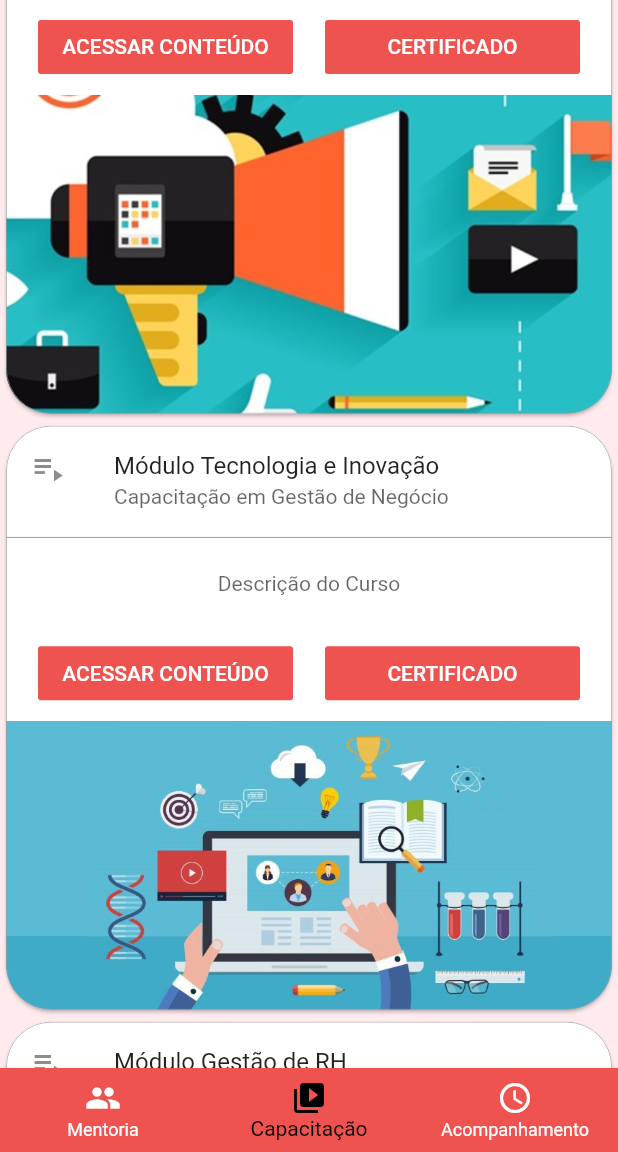
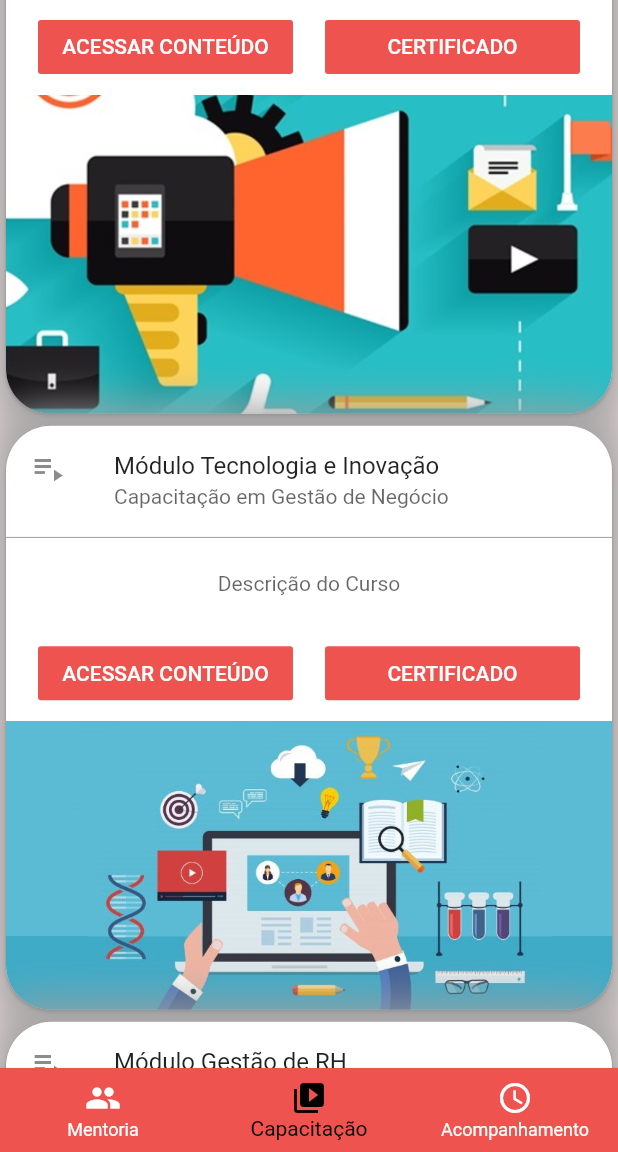
Before and after one commit to rfaelfp/Flutter, a Flutter app: the screen it shows once a user with an empty profile is signed in, scrolled down 576 dp, on a phone screen of 412 x 824 dp, the part 84-1236 px from its top. Run offline on Flutter 3.47's test engine with Material 2 defaults, Android fonts, the phone set to English and light mode, and no system bars; our stand-ins replace cloud_firestore, firebase_auth, flutter_spinkit, webview_flutter, youtube_player_flutter; accounts and stored records are empty; statements that could not run were skipped.

Commit message:
24/11/2020

```diff
--- a/projeto_anima/lib/main.dart
+++ b/projeto_anima/lib/main.dart
@@ -4,11 +4,16 @@ import 'package:projeto_anima/screens/wrapper.dart';
 import 'package:projeto_anima/service/auth.dart';
 import 'package:provider/provider.dart';
 
-void main() {
+void main() async {
   runApp(MyApp());
 }
 
-class MyApp extends StatelessWidget {
+class MyApp extends StatefulWidget {
+  @override
+  _MyAppState createState() => _MyAppState();
+}
+
+class _MyAppState extends State<MyApp> {
   @override
   Widget build(BuildContext context) {
     return StreamProvider<User>.value(
--- a/projeto_anima/lib/screens/body/mentoria.dart
+++ b/projeto_anima/lib/screens/body/mentoria.dart
@@ -1,14 +1,15 @@
 import 'dart:async';
 import 'package:flutter/material.dart';
+import 'package:projeto_anima/service/url_form.dart';
 import 'package:webview_flutter/webview_flutter.dart';
 import 'package:projeto_anima/util/loading.dart';
+import 'package:projeto_anima/screens/home/authenticate/sign_in.dart';
 
 class Mentoria extends StatelessWidget {
   final Completer<WebViewController> _controller =
       Completer<WebViewController>();
   num _stackToView = 1;
-  final String urlForm =
-      "https://docs.google.com/forms/d/e/1FAIpQLSdQT7Cn7bnW0QhtZSXeueelAhk0s2a-NsfrykaMLIasY3bZrw/viewform";
+  final String urlForm = UrlForm.url.toString();
   @override
   Widget build(BuildContext context) {
     return StatefulBuilder(
--- a/projeto_anima/lib/screens/home/authenticate/register.dart
+++ b/projeto_anima/lib/screens/home/authenticate/register.dart
@@ -87,7 +87,9 @@ class _RegisterState extends State<Register> {
                           height: 20.0,
                         ),
                         TextFormField(
+                          keyboardType: TextInputType.number,
                           inputFormatters: [
+                            WhitelistingTextInputFormatter.digitsOnly,
                             LengthLimitingTextInputFormatter(11)
                           ],
                           decoration:
--- a/projeto_anima/lib/screens/home/authenticate/sign_in.dart
+++ b/projeto_anima/lib/screens/home/authenticate/sign_in.dart
@@ -2,11 +2,13 @@ import 'package:flutter/material.dart';
 import 'package:flutter/services.dart';
 import 'package:projeto_anima/screens/home/authenticate/register.dart';
 import 'package:projeto_anima/service/auth.dart';
+import 'package:projeto_anima/service/url_form.dart';
 import 'package:projeto_anima/util/constants.dart';
 import 'package:projeto_anima/util/loading.dart';
 
 class SignIn extends StatefulWidget {
   final Function toggleView;
+  static dynamic url;
   SignIn({this.toggleView});
   @override
   _SignInState createState() => _SignInState();
@@ -15,6 +17,7 @@ class SignIn extends StatefulWidget {
 class _SignInState extends State<SignIn> {
   final AuthService _auth = AuthService();
   final _formKey = GlobalKey<FormState>();
+  final UrlForm _url = UrlForm();
   bool loading = false;
 
   // Estado do campo de texto
@@ -88,6 +91,7 @@ class _SignInState extends State<SignIn> {
                         style: TextStyle(color: Colors.white),
                       ),
                       onPressed: () async {
+                        _url.main();
                         if (_formKey.currentState.validate()) {
                           setState(() => loading = true);
                           dynamic result = await _auth
--- a/projeto_anima/lib/screens/newpagescreen/newpage.dart
+++ b/projeto_anima/lib/screens/newpagescreen/newpage.dart
@@ -1,5 +1,5 @@
 import 'package:flutter/material.dart';
-import 'package:projeto_anima/screens/body/capacitacao/capacitacao.dart';
+import 'package:projeto_anima/screens/body/capacitacao.dart';
 import 'package:projeto_anima/screens/body/mentoria.dart';
 
 class NewPageScreen extends StatelessWidget {
--- a/projeto_anima/lib/util/card.dart
+++ b/projeto_anima/lib/util/card.dart
@@ -1,13 +1,26 @@
 import 'package:flutter/material.dart';
 import 'package:projeto_anima/screens/videosCapacitacao/videos_capacitacao.dart';
-import 'package:projeto_anima/util/loading.dart';
+import 'package:projeto_anima/util/info_videos.dart';
+import 'package:projeto_anima/util/listas_videos.dart';
 
-Card cardCapacitacao(BuildContext context, String titulo,
+Container cardCapacitacao(BuildContext context, String titulo,
     String textoSecundario, String descricao, String imagem, int index) {
-  return Card(
+  InfoVideo infoVideo = InfoVideo();
+  ListasVideos list = ListasVideos();
+  return Container(
+    decoration: BoxDecoration(
+        borderRadius: BorderRadius.all(Radius.circular(30)),
+        boxShadow: [
+          BoxShadow(
+              color: Colors.grey,
+              blurRadius: 27.0,
+              spreadRadius: 7.0,
+              offset: Offset(0, 0)),
+        ]),
+    child: Card(
       shape: RoundedRectangleBorder(
         borderRadius: BorderRadius.all(Radius.circular(30)),
-      side: BorderSide(color: Colors.grey[500], width: 0.5),
+        //side: BorderSide(color: Colors.grey[500], width: 0.5),
       ),
       clipBehavior: Clip.antiAlias,
       child: Column(
@@ -64,6 +77,7 @@ Card cardCapacitacao(BuildContext context, String titulo,
                   textColor: Colors.white,
                   splashColor: Colors.white,
                   onPressed: () async {
+                    infoVideo.preencheList(list.listModuloComunicacao);
                     await Navigator.push(context, MaterialPageRoute(
                       builder: (context) {
                         return VideosCapacitacao(titulo: titulo, index: index);
@@ -87,5 +101,6 @@ Card cardCapacitacao(BuildContext context, String titulo,
           ),
         ],
       ),
+    ),
   );
 }
--- a/projeto_anima/pubspec.yaml
+++ b/projeto_anima/pubspec.yaml
@@ -36,6 +36,7 @@ dependencies:
   http: ^0.12.2
   webview_flutter: ^0.3.0
   validadores: ^0.0.1
+  firebase_core: ^0.4.4+3
 
 dev_dependencies:
   flutter_test:
```
Also changed, not shown: projeto_anima/lib/service/url_form.dart (added, +17 -0 lines), projeto_anima/lib/util/info_videos.dart (added, +49 -0 lines), projeto_anima/lib/util/listas_videos.dart (added, +25 -0 lines), projeto_anima/lib/util/videos.dart (+14 -32 lines), projeto_anima/lib/screens/body/capacitacao.dart (renamed from projeto_anima/lib/screens/body/capacitacao/capacitacao.dart), projeto_anima/pubspec.lock, 1 other file. Lines whose indentation alone changed are shown as unchanged.
